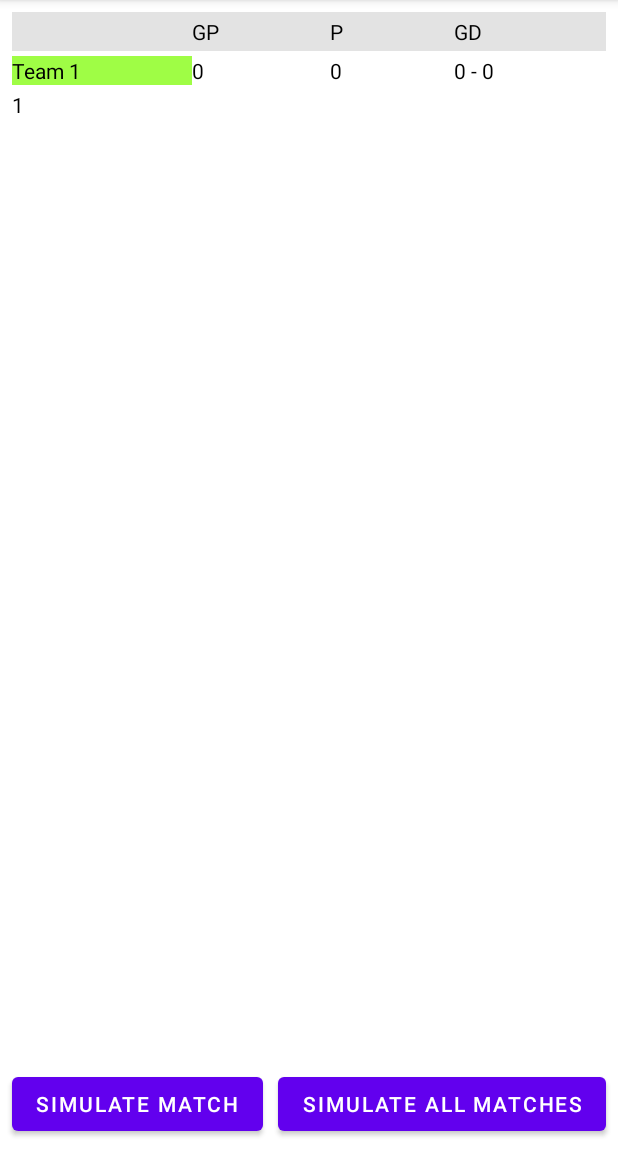
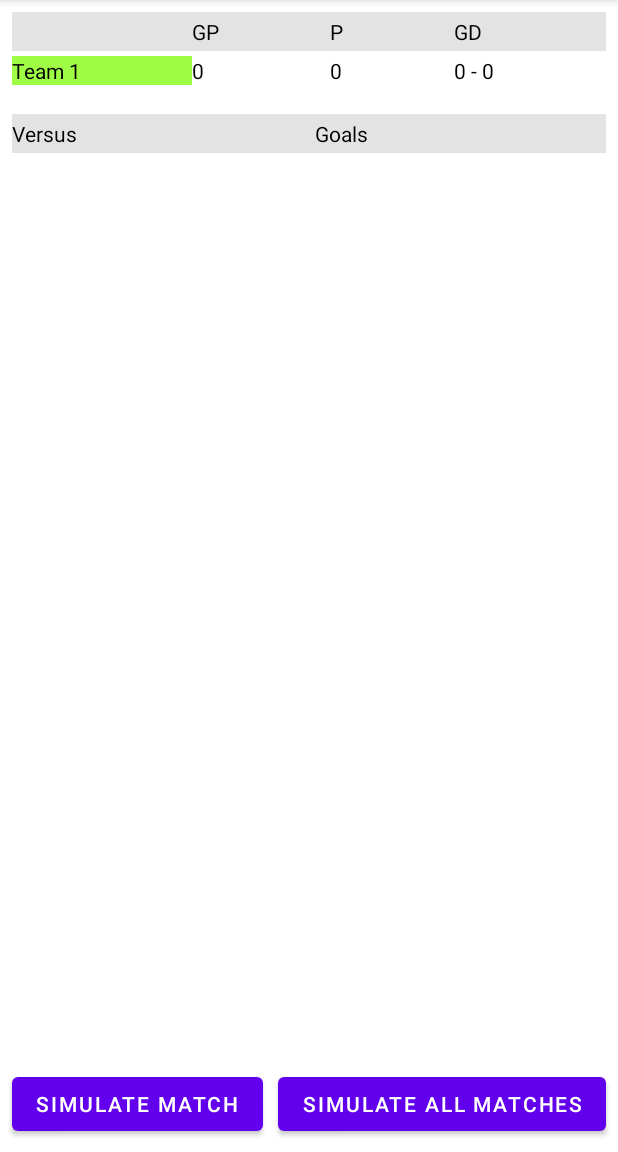
Before and after one commit to twapenaar/poule-simulation, an Android app: the screen it shows after launch (PouleActivity), after a tap on "START POULE", on a phone screen of 412 x 824 dp, the part 84-1236 px from its top. Run offline under Robolectric (Android 15) with nearby library versions, the phone set to English and light mode, and no system bars; 1 other tap on this screen came first.

Commit message:
Finished the poule page

```diff
--- a/app/src/main/java/nl/twapenaar/poulesimulation/PouleActivity.java
+++ b/app/src/main/java/nl/twapenaar/poulesimulation/PouleActivity.java
@@ -18,13 +18,14 @@ import java.util.Collections;
 import java.util.Comparator;
 import java.util.List;
 
+import nl.twapenaar.poulesimulation.entities.Match;
 import nl.twapenaar.poulesimulation.entities.Poule;
 import nl.twapenaar.poulesimulation.entities.Team;
 import nl.twapenaar.poulesimulation.services.Utility;
 
 public class PouleActivity extends AppCompatActivity {
-
     private Poule poule;
+    private int matchIndex = 0;
 
     @Override
     protected void onCreate(Bundle savedInstanceState) {
@@ -35,17 +36,29 @@ public class PouleActivity extends AppCompatActivity {
         this.poule = (Poule) intent.getSerializableExtra("poule");
 
         generateTeamsTable();
+        generateMatchTable();
     }
 
     public void simulateMatches(View view){
         poule.SimulateAllMatches();
 
         generateTeamsTable();
+        generateMatchTable();
     }
 
-    @SuppressLint("ResourceType")
-    private void generateTeamsTable(){
-        TableLayout tableLayout = (TableLayout) findViewById(R.id.tableLayout);
+    public void simulateMatch(View view){
+        List<Match> matches = (List<Match>) poule.getMatches();
+        if (matchIndex < matches.size()){
+            poule.SimulateMatch(matches.get(matchIndex));
+            matchIndex++;
+
+            generateTeamsTable();
+            generateMatchTable();
+        }
+    }
+
+    private void generateMatchTable() {
+        TableLayout tableLayout = (TableLayout) findViewById(R.id.matchLayout);
 
         TableRow.LayoutParams layoutParams = new TableRow.LayoutParams(
                 ViewGroup.LayoutParams.MATCH_PARENT,
@@ -60,33 +73,86 @@ public class PouleActivity extends AppCompatActivity {
         tr_head.setBackgroundResource(R.color.tableHeader);
         tr_head.setPadding(0, 5, 0, 5);
 
-        TextView teamHeader = new TextView(this);
-        teamHeader.setId(2);
-        teamHeader.setLayoutParams(layoutParams);
+        TextView pointsHeader = Utility.genericTextView(2, "Versus", this);
+        tr_head.addView(pointsHeader);
+
+        TextView goalDiffHeader = Utility.genericTextView(3, "Goals", this);
+        tr_head.addView(goalDiffHeader);
+
+        tableLayout.addView(tr_head);
+
+        List<Match> matches = (List<Match>) poule.getMatches();
+
+        for (int i = 0; i < matches.size(); i++) {
+            Match match = matches.get(i);
+            tableLayout.addView(
+                    generateMatchRow(match, layoutParams, i+1)
+            );
+        }
+    }
+
+    private TableRow generateMatchRow(Match match, TableRow.LayoutParams layoutParams, int rowIndex) {
+        rowIndex *= 10;
+
+        TableRow matchRow = new TableRow(this);
+        matchRow.setId(rowIndex);
+        matchRow.setLayoutParams(layoutParams);
+        matchRow.setBackgroundResource(R.color.white);
+        matchRow.setPadding(0, 5, 0, 5);
+
+        String versusTxt = match.getTeamA().getName() + " - " + match.getTeamB().getName();
+        TextView versusText = Utility.genericTextView(rowIndex+1, versusTxt, this);
+        matchRow.addView(versusText);
+
+        String goalTxt = match.getGoalsTeamA() + " - " + match.getGoalsTeamB();
+        TextView goalsText = Utility.genericTextView(rowIndex+2, goalTxt, this);
+        matchRow.addView(goalsText);
+
+        return matchRow;
+    }
+
+    @SuppressLint("ResourceType")
+    private void generateTeamsTable(){
+        TableLayout tableLayout = (TableLayout) findViewById(R.id.teamScoreLayout);
+
+        TableRow.LayoutParams layoutParams = new TableRow.LayoutParams(
+                ViewGroup.LayoutParams.MATCH_PARENT,
+                ViewGroup.LayoutParams.WRAP_CONTENT
+        );
+
+        tableLayout.removeAllViews();
+
+        TableRow tr_head = new TableRow(this);
+        tr_head.setId(1);
+        tr_head.setLayoutParams(layoutParams);
+        tr_head.setBackgroundResource(R.color.tableHeader);
+        tr_head.setPadding(0, 5, 0, 5);
+
+        TextView teamHeader = Utility.genericTextView(2, "", this);
         tr_head.addView(teamHeader);
 
-        TextView gamesPlayedHeader = new TextView(this);
-        gamesPlayedHeader.setId(3);
+        TextView gamesPlayedHeader = Utility.genericTextView(3, "GP", this);
+        /*gamesPlayedHeader.setId(3);
         gamesPlayedHeader.setLayoutParams(layoutParams);
         gamesPlayedHeader.setTextColor(Color.BLACK);
         gamesPlayedHeader.setTextSize(14);
-        gamesPlayedHeader.setText("GP");
+        gamesPlayedHeader.setText("GP");*/
         tr_head.addView(gamesPlayedHeader);
 
-        TextView pointsHeader = new TextView(this);
-        pointsHeader.setId(4);
+        TextView pointsHeader = Utility.genericTextView(4, "P", this);
+        /*pointsHeader.setId(4);
         pointsHeader.setLayoutParams(layoutParams);
         pointsHeader.setTextColor(Color.BLACK);
         pointsHeader.setTextSize(14);
-        pointsHeader.setText("P");
+        pointsHeader.setText("P");*/
         tr_head.addView(pointsHeader);
 
-        TextView goalDiffHeader = new TextView(this);
-        goalDiffHeader.setId(5);
+        TextView goalDiffHeader = Utility.genericTextView(5, "GD", this);
+        /*goalDiffHeader.setId(5);
         goalDiffHeader.setLayoutParams(layoutParams);
         goalDiffHeader.setTextColor(Color.BLACK);
         goalDiffHeader.setTextSize(14);
-        goalDiffHeader.setText("GD");
+        goalDiffHeader.setText("GD");*/
         tr_head.addView(goalDiffHeader);
 
         tableLayout.addView(tr_head);
@@ -116,44 +182,41 @@ public class PouleActivity extends AppCompatActivity {
         teamRow.setBackgroundResource(R.color.white);
         teamRow.setPadding(0, 5, 0, 5);
 
-
         int transparency = Math.round((255 * team.getStrength()));
-        Utility.Log(transparency+" | " + team.getStrength());
         int teamBackground = Color.argb(transparency, 124, 252, 0 );
 
-        TextView teamNameText = new TextView(this);
-        teamNameText.setId(rowIndex+1);
+        TextView teamNameText = Utility.genericTextView(rowIndex+1, team.getName(), this, teamBackground);
+        /*teamNameText.setId(rowIndex+1);
         teamNameText.setLayoutParams(layoutParams);
         teamNameText.setBackgroundColor(teamBackground);
         teamNameText.setTextColor(Color.BLACK);
         teamNameText.setTextSize(14);
-        teamNameText.setText(team.getName());
+        teamNameText.setText(team.getName());*/
         teamRow.addView(teamNameText);
 
-        TextView gamesPlayedText = new TextView(this);
-        gamesPlayedText.setId(rowIndex+2);
+        TextView gamesPlayedText = Utility.genericTextView(rowIndex+2, team.getPlayedMatches()+"", this);
+        /*gamesPlayedText.setId(rowIndex+2);
         gamesPlayedText.setLayoutParams(layoutParams);
         gamesPlayedText.setTextColor(Color.BLACK);
         gamesPlayedText.setTextSize(14);
-        gamesPlayedText.setText(team.getPlayedMatches()+"");
+        gamesPlayedText.setText(team.getPlayedMatches()+"");*/
         teamRow.addView(gamesPlayedText);
 
-        TextView pointsText = new TextView(this);
-        pointsText.setId(rowIndex+3);
+        TextView pointsText = Utility.genericTextView(rowIndex+3, team.getPoints()+"", this);
+        /*pointsText.setId(rowIndex+3);
         pointsText.setLayoutParams(layoutParams);
         pointsText.setTextColor(Color.BLACK);
         pointsText.setTextSize(14);
-        pointsText.setText(team.getPoints()+"");
+        pointsText.setText(team.getPoints()+"");*/
         teamRow.addView(pointsText);
 
         String goalDiff = team.getGoalsMade() + " - " + team.getGoalsGotten();
-
-        TextView goalDifferenceText = new TextView(this);
-        goalDifferenceText.setId(rowIndex+4);
+        TextView goalDifferenceText = Utility.genericTextView(rowIndex+4, goalDiff, this);
+        /*goalDifferenceText.setId(rowIndex+4);
         goalDifferenceText.setLayoutParams(layoutParams);
         goalDifferenceText.setTextColor(Color.BLACK);
         goalDifferenceText.setTextSize(14);
-        goalDifferenceText.setText(goalDiff);
+        goalDifferenceText.setText(goalDiff);*/
         teamRow.addView(goalDifferenceText);
 
         return teamRow;
--- a/app/src/main/java/nl/twapenaar/poulesimulation/entities/Poule.java
+++ b/app/src/main/java/nl/twapenaar/poulesimulation/entities/Poule.java
@@ -3,6 +3,7 @@ package nl.twapenaar.poulesimulation.entities;
 import java.io.Serializable;
 import java.util.ArrayList;
 import java.util.Collection;
+import java.util.Collections;
 import java.util.List;
 import java.util.Random;
 import java.util.concurrent.ThreadLocalRandom;
@@ -39,6 +40,7 @@ public class Poule  implements Serializable {
             }
         }
 
+        Collections.shuffle(matches);
         this.matches = matches;
     }
 
@@ -63,6 +65,7 @@ public class Poule  implements Serializable {
      * @return Match
      */
     public Match SimulateMatch(Match match){
+        int matchIndex = ((List<Match>)matches).indexOf(match);
         Team teamA = match.getTeamA();
         int teamAScore = 0;
         Team teamB = match.getTeamB();
@@ -109,6 +112,7 @@ public class Poule  implements Serializable {
 
         match.setScore(teamAScore, teamBScore);
 
+        ((List<Match>) matches).set(matchIndex, match);
         return match;
     }
 
--- a/app/src/main/java/nl/twapenaar/poulesimulation/services/Utility.java
+++ b/app/src/main/java/nl/twapenaar/poulesimulation/services/Utility.java
@@ -1,6 +1,11 @@
 package nl.twapenaar.poulesimulation.services;
 
+import android.content.Context;
+import android.graphics.Color;
 import android.util.Log;
+import android.view.ViewGroup;
+import android.widget.TableRow;
+import android.widget.TextView;
 
 import java.util.concurrent.ThreadLocalRandom;
 
@@ -26,6 +31,28 @@ public class Utility {
      */
     public static int RandomInt(int lowRange, int highRange){
         return ThreadLocalRandom.current().nextInt(lowRange, highRange+1);
+    }
 
+
+    public static TextView genericTextView(int id, String text, Context context){
+        TableRow.LayoutParams layoutParams = new TableRow.LayoutParams(
+                ViewGroup.LayoutParams.MATCH_PARENT,
+                ViewGroup.LayoutParams.WRAP_CONTENT
+        );
+
+        TextView textview = new TextView(context);
+        textview.setId(id);
+        textview.setLayoutParams(layoutParams);
+        textview.setTextColor(Color.BLACK);
+        textview.setTextSize(14);
+        textview.setText(text);
+
+        return textview;
+    }
+
+    public static TextView genericTextView(int id, String text, Context context, int backgroundColor){
+        TextView textView = genericTextView(id, text, context);
+        textView.setBackgroundColor(backgroundColor);
+        return textView;
     }
 }
--- a/app/src/main/res/layout/activity_poule.xml
+++ b/app/src/main/res/layout/activity_poule.xml
@@ -4,7 +4,7 @@
     xmlns:tools="http://schemas.android.com/tools"
     android:layout_width="match_parent"
     android:layout_height="match_parent"
-    tools:context=".MainActivity"
+    tools:context=".PouleActivity"
     android:background="@color/white">
 
     <ScrollView
@@ -27,10 +27,11 @@
             android:orientation="vertical">
 
             <TableLayout
-                android:id="@+id/tableLayout"
+                android:id="@+id/teamScoreLayout"
                 android:layout_width="match_parent"
                 android:layout_height="wrap_content"
-                android:stretchColumns="*">
+                android:stretchColumns="*"
+                android:layout_marginBottom="8dp">
 
                 <!--<TableRow
                     android:id="@+id/tableHeader"
@@ -109,12 +110,42 @@
 
             </TableLayout>
 
-            <TextView
+            <!--<TextView
                 android:layout_width="match_parent"
                 android:layout_height="wrap_content"
                 android:text="1"
                 android:textColor="@color/black"
-                android:textSize="14dp" />
+                android:textSize="14dp" />-->
+
+            <TableLayout
+                android:id="@+id/matchLayout"
+                android:layout_width="match_parent"
+                android:layout_height="wrap_content"
+                android:stretchColumns="*"
+                android:layout_marginTop="8dp">
+                <TableRow
+                    android:layout_width="match_parent"
+                    android:layout_height="wrap_content"
+                    android:background="@color/tableHeader"
+                    android:paddingTop="5dp"
+                    android:paddingBottom="5dp"
+                    tools:ignore="UselessParent">
+
+                    <TextView
+                        android:layout_width="match_parent"
+                        android:layout_height="wrap_content"
+                        android:text="Versus"
+                        android:textColor="@color/black"
+                        android:textSize="14dp" />
+
+                    <TextView
+                        android:layout_width="match_parent"
+                        android:layout_height="wrap_content"
+                        android:text="Score"
+                        android:textColor="@color/black"
+                        android:textSize="14dp" />
+                </TableRow>
+            </TableLayout>
         </LinearLayout>
     </ScrollView>
 
@@ -126,7 +157,8 @@
         android:layout_marginStart="8dp"
         android:layout_marginBottom="8dp"
         app:layout_constraintBottom_toBottomOf="parent"
-        app:layout_constraintStart_toStartOf="parent" />
+        app:layout_constraintStart_toStartOf="parent"
+        android:onClick="simulateMatch"/>
 
     <Button
         android:id="@+id/simulateMatches"
```
